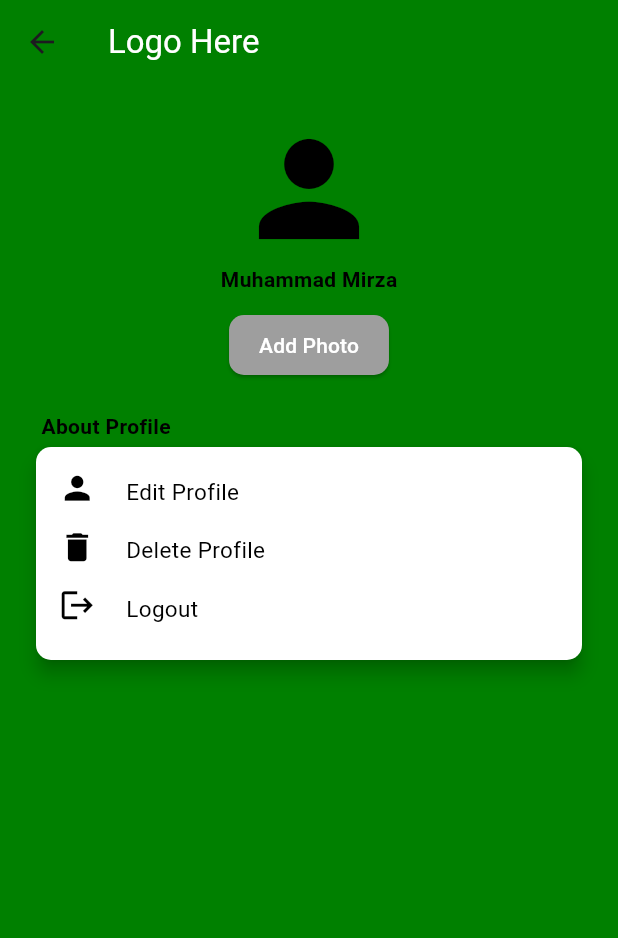
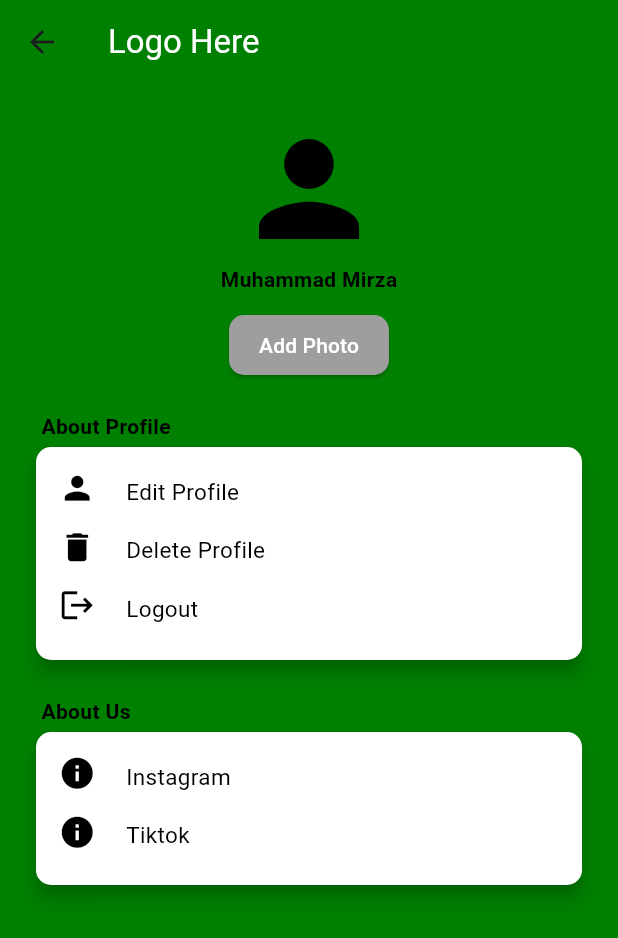
Before and after one commit to mrzaazhar/ThatsFit, a Flutter app: the ProfilePage screen opened directly, on a phone screen of 412 x 824 dp. Shown: the top 938 px of the screen. Run offline on Flutter 3.47's test engine with Material 3 defaults, Android fonts, the phone set to English and light mode, and no system bars; our stand-ins replace firebase_auth, firebase_core, google_nav_bar; accounts and stored records are empty.

Commit message:
Complete profile page

```diff
--- a/lib/profile_page.dart
+++ b/lib/profile_page.dart
@@ -18,6 +18,7 @@ class ProfilePage extends StatelessWidget {
               mainAxisAlignment: MainAxisAlignment.start,
               crossAxisAlignment: CrossAxisAlignment.center,
               children: [
+                //Photo
                 Align(
                   alignment: Alignment.topCenter,
                   child: Icon(
@@ -26,12 +27,14 @@ class ProfilePage extends StatelessWidget {
                     color: Colors.black,
                   ),
                 ),
+                //Name
                 Text(
                   'Muhammad Mirza',
                   style: TextStyle(
                       color: Colors.black, fontWeight: FontWeight.bold),
                 ),
                 SizedBox(height: 10),
+                //Add Photo Button
                 ElevatedButton(
                     onPressed: () {},
                     child: Text('Add Photo'),
@@ -46,10 +49,12 @@ class ProfilePage extends StatelessWidget {
                     )
                     ),
                 SizedBox(height: 20),
+                //About Profile
                 Align(
                   alignment: Alignment.topLeft,
                   child: Text('  About Profile', style: TextStyle(color: Colors.black, fontWeight: FontWeight.bold),),
                 ),
+                //About Profile Card
                 Container(
                   width: double.infinity,
                   height: 150,
@@ -123,6 +128,71 @@ class ProfilePage extends StatelessWidget {
                     ),
                   ),
                 ),
+                SizedBox(height: 20),
+                 Align(
+                  alignment: Alignment.topLeft,
+                  child: Text(
+                    '  About Us',
+                    style: TextStyle(
+                        color: Colors.black, fontWeight: FontWeight.bold),
+                  ),
+                ),
+                Container(
+                  width: double.infinity,
+                  height: 110,
+                  child: Card(
+                    color: Colors.white,
+                    shape: RoundedRectangleBorder(
+                      borderRadius: BorderRadius.circular(10),
+                    ),
+                    elevation: 5,
+                    child: Padding(
+                      padding: EdgeInsets.all(15),
+                      child: Column(
+                        mainAxisAlignment: MainAxisAlignment.start,
+                        children: [
+                          Row(
+                            crossAxisAlignment: CrossAxisAlignment.start,
+                            mainAxisAlignment: MainAxisAlignment.start,
+                            children: [
+                              Icon(Icons.info, size: 25, color: Colors.black),
+                              SizedBox(width: 10),
+                              Container(
+                                padding: EdgeInsets.symmetric(
+                                    horizontal: 10, vertical: 4),
+                                child: InkWell(
+                                  onTap: () {},
+                                  child: Text('Instagram',
+                                      style: TextStyle(
+                                          color: Colors.black, fontSize: 15)),
+                                ),
+                              ),
+                            ],
+                          ),
+                          SizedBox(height: 10),
+                          Row(
+                            crossAxisAlignment: CrossAxisAlignment.start,
+                            mainAxisAlignment: MainAxisAlignment.start,
+                            children: [
+                              Icon(Icons.info, size: 25, color: Colors.black),
+                              SizedBox(width: 10),
+                              Container(
+                                padding: EdgeInsets.symmetric(
+                                    horizontal: 10, vertical: 4),
+                                child: InkWell(
+                                  onTap: () {},
+                                  child: Text('Tiktok',
+                                      style: TextStyle(
+                                          color: Colors.black, fontSize: 15)),
+                                ),
+                              ),
+                            ],
+                          )
+                        ],
+                      ),
+                    ),
+                ),
+                )
               ], //children
             )
           )
--- a/pubspec.yaml
+++ b/pubspec.yaml
@@ -31,6 +31,7 @@ dependencies:
   flutter:
     sdk: flutter
   google_nav_bar: ^5.0.7
+
   # The following adds the Cupertino Icons font to your application.
   # Use with the CupertinoIcons class for iOS style icons.
   cupertino_icons: ^1.0.8
```
